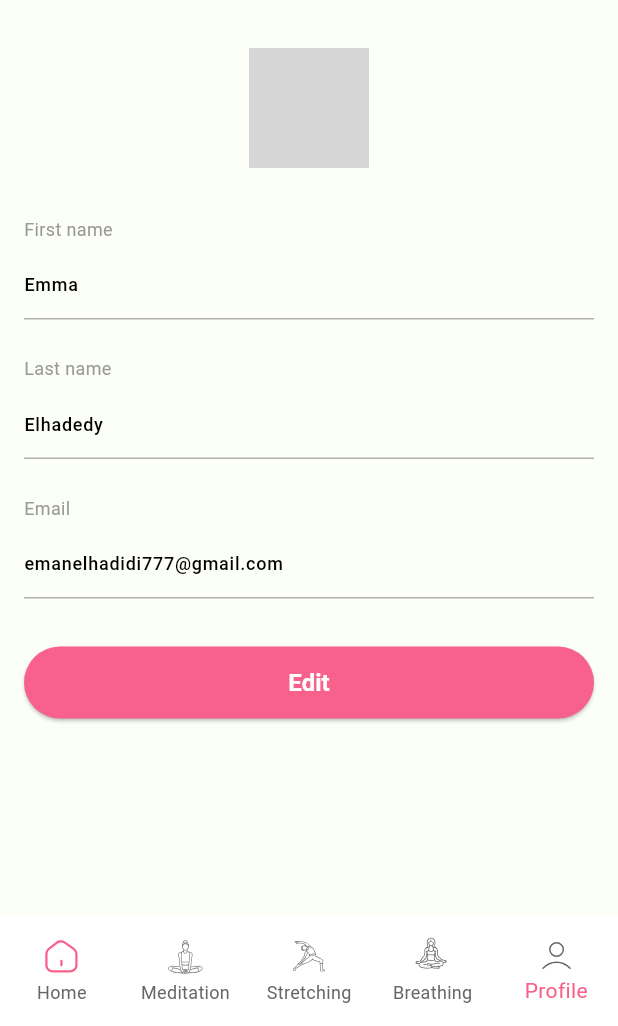
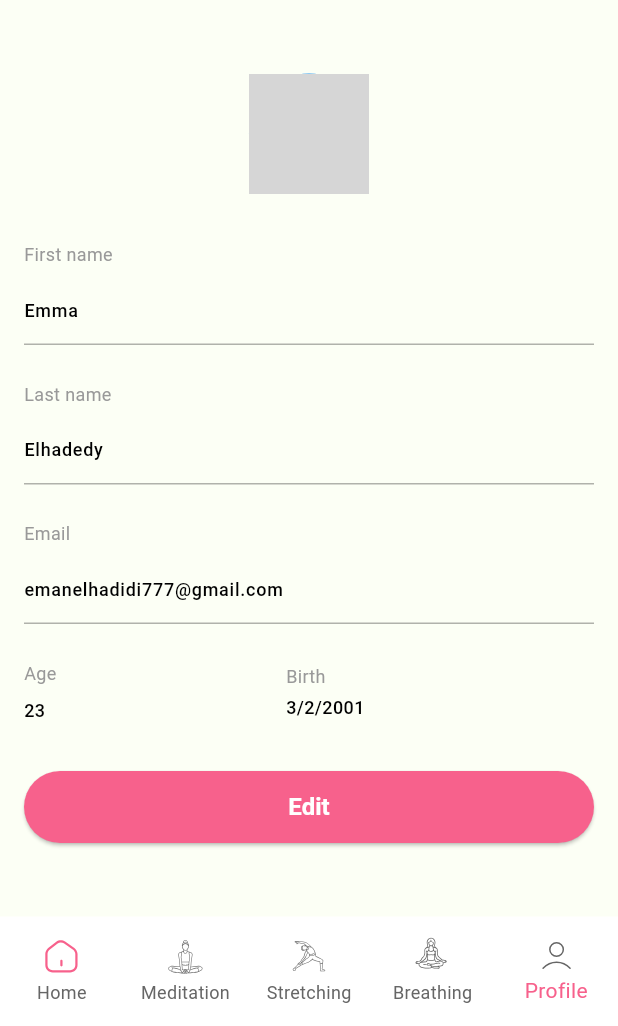
Before and after one commit to healv/heal_v, a Flutter app: the EditProfilePage screen opened by its route, on a phone screen of 412 x 824 dp, the part 210-1236 px from its top. Run offline on Flutter 3.47's test engine with Material 3 defaults, Android fonts, the light colour scheme and no system bars; our stand-ins replace connectivity_plus, dio, easy_localization, equatable, flutter_bloc, flutter_svg and 6 more; missing offline and left inert: back_button_interceptor; accounts and stored records are empty; network calls fail; project files that could hold a hidden picture were left out; grey boxes are pictures that could not be loaded.

Commit message:
Edit profile page

```diff
--- a/assets/translations/en.json
+++ b/assets/translations/en.json
@@ -22,5 +22,7 @@
   "first_name": "First name",
   "last_name": "Last name",
   "edit": "Edit",
-  "email": "Email"
+  "email": "Email",
+  "age": "Age",
+  "birth": "Birth"
 }
--- a/assets/translations/ru.json
+++ b/assets/translations/ru.json
@@ -22,5 +22,7 @@
   "first_name": "Имя",
   "last_name": "Фамилия",
   "edit": "Редактировать",
-  "email": "Электронная почта"
+  "email": "Электронная почта",
+  "age": "Возраст",
+  "birth": "Рождение"
 }
--- a/lib/app/main/feature/profile/edit_profile/edit_profile_page.dart
+++ b/lib/app/main/feature/profile/edit_profile/edit_profile_page.dart
@@ -73,13 +73,16 @@ class _EditProfilePageState extends State<EditProfilePage> {
         ),
       ],
       child: Center(
+        child: SingleChildScrollView(
           child: Column(
             children: [
               const SizedBox(height: 32.0),
               const AvatarWidget(isEditable: false),
               const SizedBox(height: 32.0),
               _firstTextFieldsContainer(),
+              const SizedBox(height: 32.0),
             ],
+          ),
         ),
       ),
     );
@@ -95,6 +98,8 @@ class _EditProfilePageState extends State<EditProfilePage> {
           _textFieldLastName(),
           const SizedBox(height: 24.0),
           _textFieldEmail(),
+          const SizedBox(height: 24.0),
+          _birthDayWidget(),
           const SizedBox(height: 32.0),
           _editButton(),
         ],
@@ -247,6 +252,36 @@ class _EditProfilePageState extends State<EditProfilePage> {
     );
   }
 
+  Widget _birthDayWidget() {
+    return Row(
+      mainAxisAlignment: MainAxisAlignment.spaceBetween,
+      crossAxisAlignment: CrossAxisAlignment.center,
+      children: [
+        Column(
+          crossAxisAlignment: CrossAxisAlignment.start,
+          children: [
+            Text(tr('age'), style: TextStyle(fontSize: 12, color: context.secondary, fontWeight: FontWeight.w400)),
+            const SizedBox(height: 8),
+            Text("23", style: TextStyle(fontSize: 12, fontWeight: FontWeight.w500, color: context.onBackground)),
+          ],
+        ),
+        const Spacer(),
+        InkWell(
+          onTap: () async => await _openCalendar(),
+          child: Column(
+            crossAxisAlignment: CrossAxisAlignment.start,
+            children: [
+              Text(tr('birth'), style: TextStyle(fontSize: 12, color: context.secondary, fontWeight: FontWeight.w400)),
+              const SizedBox(height: 4),
+              Text("3/2/2001", style: TextStyle(fontSize: 12, fontWeight: FontWeight.w500, color: context.onBackground)),
+            ],
+          ),
+        ),
+        const Spacer(),
+      ],
+    );
+  }
+
   Widget _editButton() {
     return SizedBox(
       width: double.infinity,
@@ -265,4 +300,13 @@ class _EditProfilePageState extends State<EditProfilePage> {
       ),
     );
   }
+
+  Future<void> _openCalendar() async {
+    await showDatePicker(
+      context: context,
+      initialDate: DateTime.now(),
+      firstDate: DateTime(1900),
+      lastDate: DateTime(2100),
+    );
   }
+}
```
Also changed, not shown: lib/theme/functions/app_theme_gen_functions.dart (+39 -0 lines). Lines whose indentation alone changed are shown as unchanged.
